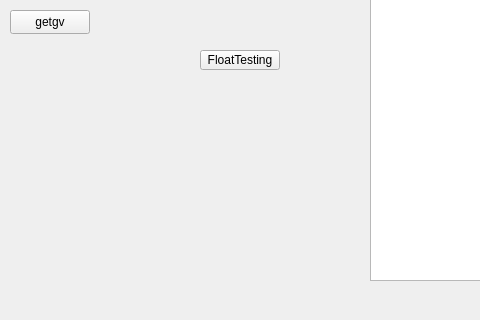
Before: the Qt Designer form mainwindow.ui in gmh5225/QT-TestDemo, drawn with Qt 5; both pictures show x 0 to 480 and y 280 to 600 of the 800 by 600 pixel window.
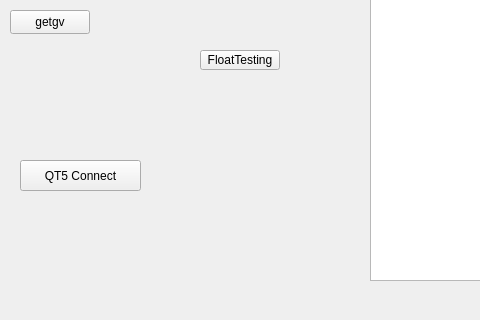
After: the same form once the commit is applied.

What changed in the file:
```diff
--- a/mainwindow.ui
+++ b/mainwindow.ui
@@ -177,6 +177,19 @@
      <string>API msgbox3-cn2</string>
     </property>
    </widget>
+   <widget class="QPushButton" name="pushButton_qt5">
+    <property name="geometry">
+     <rect>
+      <x>20</x>
+      <y>440</y>
+      <width>121</width>
+      <height>31</height>
+     </rect>
+    </property>
+    <property name="text">
+     <string>QT5 Connect</string>
+    </property>
+   </widget>
   </widget>
   <widget class="QMenuBar" name="menubar">
    <property name="geometry">
```
